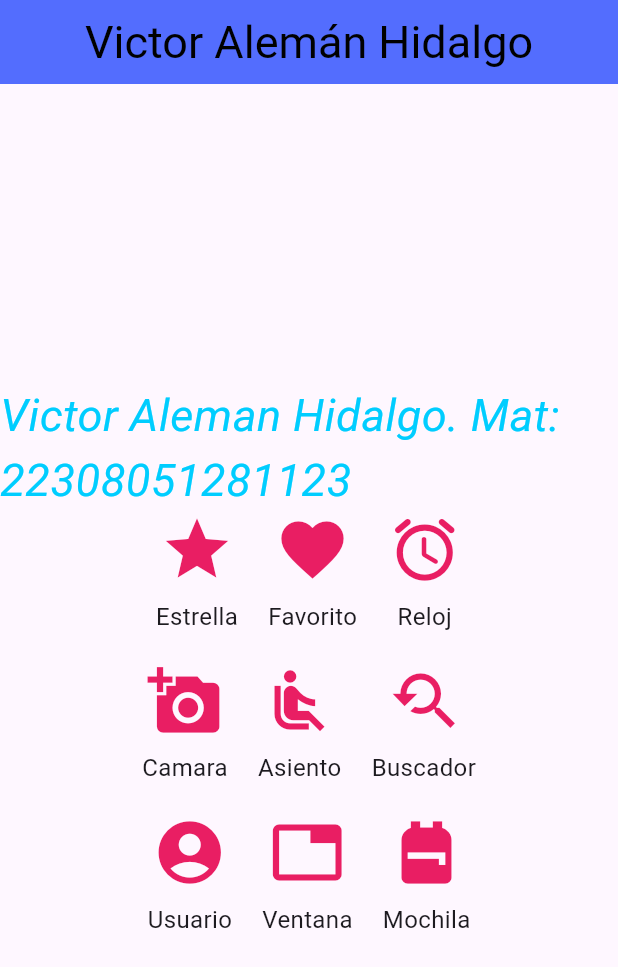
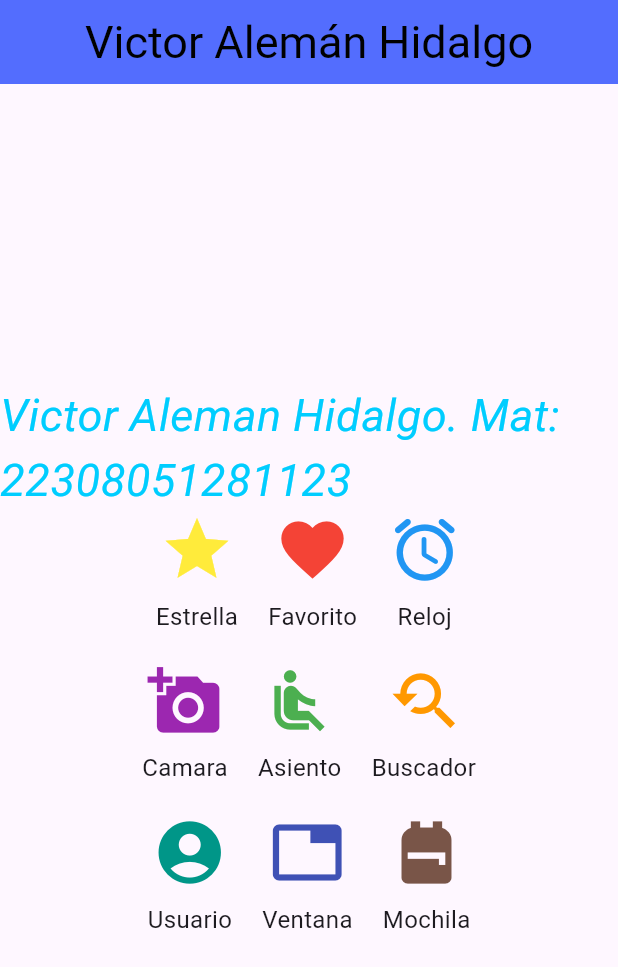
Before and after one commit to VictorAlemanHidalgo/p9_v2_iconos, a Flutter app: the screen it shows after launch, on a phone screen of 412 x 824 dp. Shown: the top 967 px of the screen. Run offline on Flutter 3.47's test engine with Material 3 defaults, Android fonts, the phone set to English and light mode, and no system bars.

```diff
--- a/lib/main.dart
+++ b/lib/main.dart
@@ -34,12 +34,20 @@ class MisIconos extends StatelessWidget {
                 mainAxisAlignment:
                     MainAxisAlignment.center, // Centra los iconos en la fila
                 children: <Widget>[
-                  IconWithLabel(icon: Icons.star, label: 'Estrella'),
-                  SizedBox(width: 20.0), // Espacio entre los iconos
-                  IconWithLabel(icon: Icons.favorite, label: 'Favorito'),
+                  IconWithLabel(
+                      icon: Icons.star,
+                      label: 'Estrella',
+                      color: Colors.yellow),
                   SizedBox(width: 20.0), // Espacio entre los iconos
                   IconWithLabel(
-                      icon: Icons.access_alarm_rounded, label: 'Reloj'),
+                      icon: Icons.favorite,
+                      label: 'Favorito',
+                      color: Colors.red),
+                  SizedBox(width: 20.0), // Espacio entre los iconos
+                  IconWithLabel(
+                      icon: Icons.access_alarm_rounded,
+                      label: 'Reloj',
+                      color: Colors.blue),
                 ],
               ),
               SizedBox(height: 20.0), // Espacio entre las filas
@@ -48,14 +56,20 @@ class MisIconos extends StatelessWidget {
                 mainAxisAlignment:
                     MainAxisAlignment.center, // Centra los iconos en la fila
                 children: <Widget>[
-                  IconWithLabel(icon: Icons.add_a_photo, label: 'Camara'),
+                  IconWithLabel2(
+                      icon: Icons.add_a_photo,
+                      label: 'Camara',
+                      color: Colors.purple),
                   SizedBox(width: 20.0), // Espacio entre los iconos
-                  IconWithLabel(
+                  IconWithLabel2(
                       icon: Icons.airline_seat_recline_normal,
-                      label: 'Asiento'),
+                      label: 'Asiento',
+                      color: Colors.green),
                   SizedBox(width: 20.0), // Espacio entre los iconos
-                  IconWithLabel(
-                      icon: Icons.youtube_searched_for, label: 'Buscador'),
+                  IconWithLabel2(
+                      icon: Icons.youtube_searched_for,
+                      label: 'Buscador',
+                      color: Colors.orange),
                 ],
               ),
               SizedBox(height: 20.0), // Espacio entre las filas
@@ -64,11 +78,20 @@ class MisIconos extends StatelessWidget {
                 mainAxisAlignment:
                     MainAxisAlignment.center, // Centra los iconos en la fila
                 children: <Widget>[
-                  IconWithLabel(icon: Icons.account_circle, label: 'Usuario'),
+                  IconWithLabel(
+                      icon: Icons.account_circle,
+                      label: 'Usuario',
+                      color: Colors.teal),
                   SizedBox(width: 20.0), // Espacio entre los iconos
-                  IconWithLabel(icon: Icons.tab_outlined, label: 'Ventana'),
+                  IconWithLabel(
+                      icon: Icons.tab_outlined,
+                      label: 'Ventana',
+                      color: Colors.indigo),
                   SizedBox(width: 20.0), // Espacio entre los iconos
-                  IconWithLabel(icon: Icons.backpack, label: 'Mochila'),
+                  IconWithLabel(
+                      icon: Icons.backpack,
+                      label: 'Mochila',
+                      color: Colors.brown),
                 ],
               ),
             ],
@@ -83,17 +106,40 @@ class MisIconos extends StatelessWidget {
 class IconWithLabel extends StatelessWidget {
   final IconData icon;
   final String label;
+  final Color color;
 
-  const IconWithLabel({required this.icon, required this.label});
+  const IconWithLabel(
+      {required this.icon, required this.label, required this.color});
 
   @override
   Widget build(BuildContext context) {
     return Column(
       children: <Widget>[
-        Icon(icon, size: 50.0, color: Colors.pink), // Icono
+        Icon(icon, size: 50.0, color: color), // Icono con color personalizado
         const SizedBox(height: 8.0), // Espacio entre el icono y el texto
         Text(label, style: const TextStyle(fontSize: 16.0)), // Subtítulo
       ],
     );
   }
 }
+
+// Widget personalizado para un icono con subtítulo
+class IconWithLabel2 extends StatelessWidget {
+  final IconData icon;
+  final String label;
+  final Color color;
+
+  const IconWithLabel2(
+      {required this.icon, required this.label, required this.color});
+
+  @override
+  Widget build(BuildContext context) {
+    return Column(
+      children: <Widget>[
+        Icon(icon, size: 50.0, color: color), // Icono con color personalizado
+        const SizedBox(height: 8.0), // Espacio entre el icono y el texto
+        Text(label, style: const TextStyle(fontSize: 16.0)), // Subtítulo
+      ],
+    );
+  }
+}
```
Also changed, not shown: ejemploIconos2.PNG.
